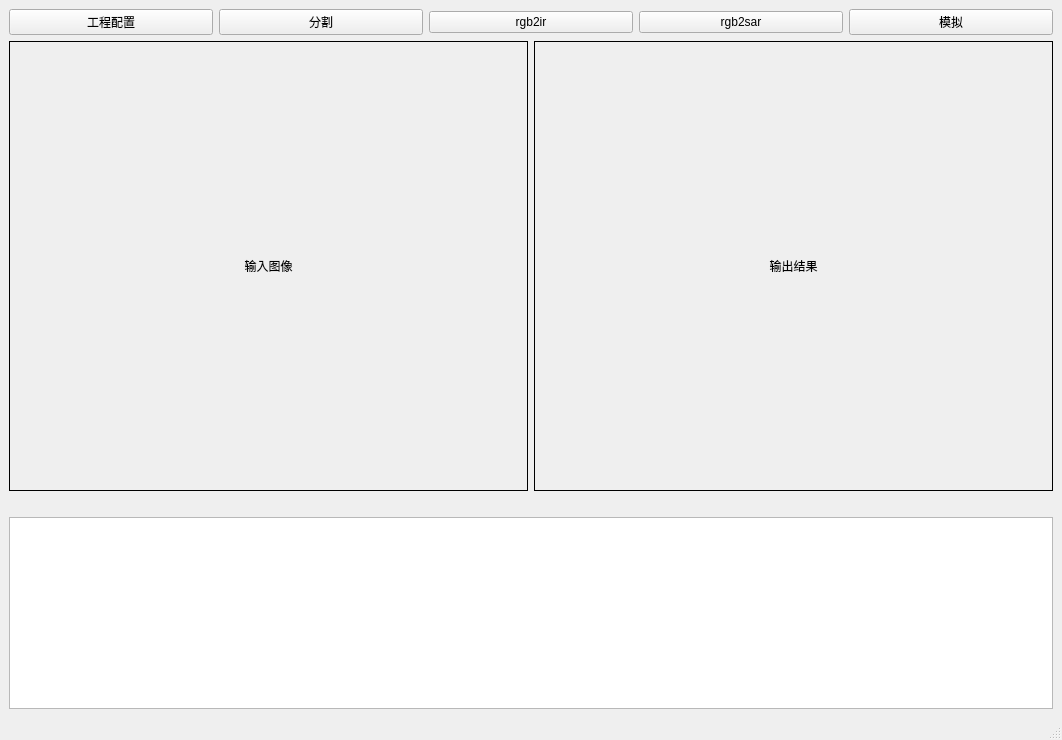
Above: main_app/view/mainwindow.ui from vxuyan/seg-rgb2ir-rgb2sar-GUI before the change. Below: the same form after it.
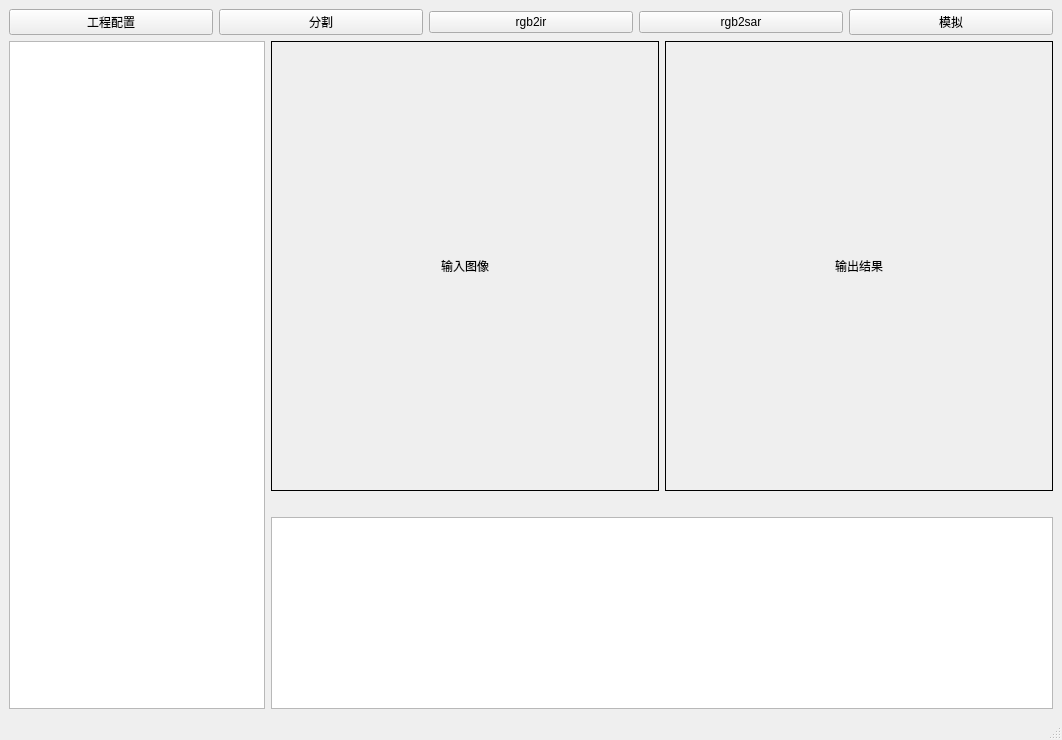
That is the form after the change.

Commit message: Add file browser panel to main window

```diff
--- a/main_app/view/mainwindow.ui
+++ b/main_app/view/mainwindow.ui
@@ -55,6 +55,29 @@
      </layout>
     </item>
     <item>
+     <layout class="QHBoxLayout" name="horizontalLayout_browser">
+      <item>
+       <widget class="QTreeView" name="tree_file_browser">
+        <property name="minimumSize">
+         <size>
+          <width>220</width>
+          <height>0</height>
+         </size>
+        </property>
+        <property name="sizePolicy">
+         <sizepolicy hsizetype="Preferred" vsizetype="Expanding">
+          <horstretch>0</horstretch>
+          <verstretch>0</verstretch>
+         </sizepolicy>
+        </property>
+        <property name="headerHidden">
+         <bool>true</bool>
+        </property>
+       </widget>
+      </item>
+      <item>
+       <layout class="QVBoxLayout" name="verticalLayout_content">
+        <item>
      <layout class="QHBoxLayout" name="horizontalLayout_2">
       <item>
        <widget class="QLabel" name="label_input">
@@ -128,6 +151,10 @@
        </sizepolicy>
       </property>
      </widget>
+        </item>
+       </layout>
+      </item>
+     </layout>
     </item>
    </layout>
   </widget>
```
Lines whose indentation alone changed are shown as unchanged. The commit also changes 2 other files.
